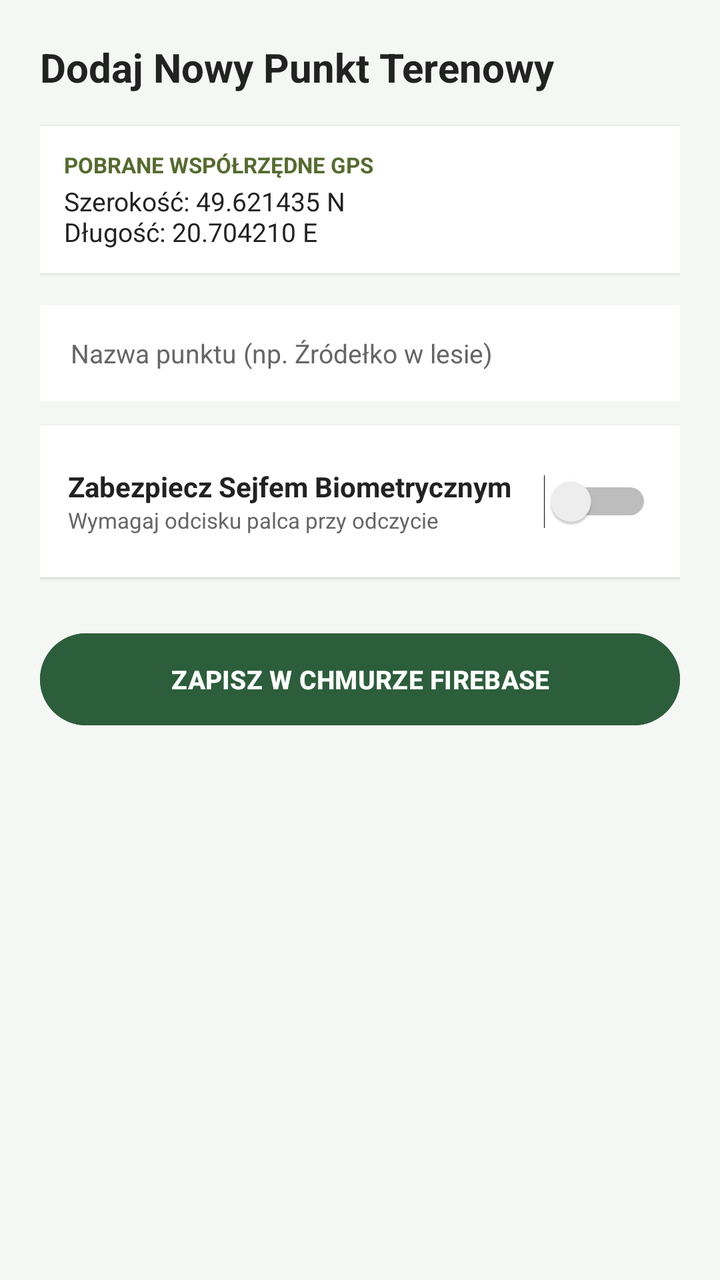
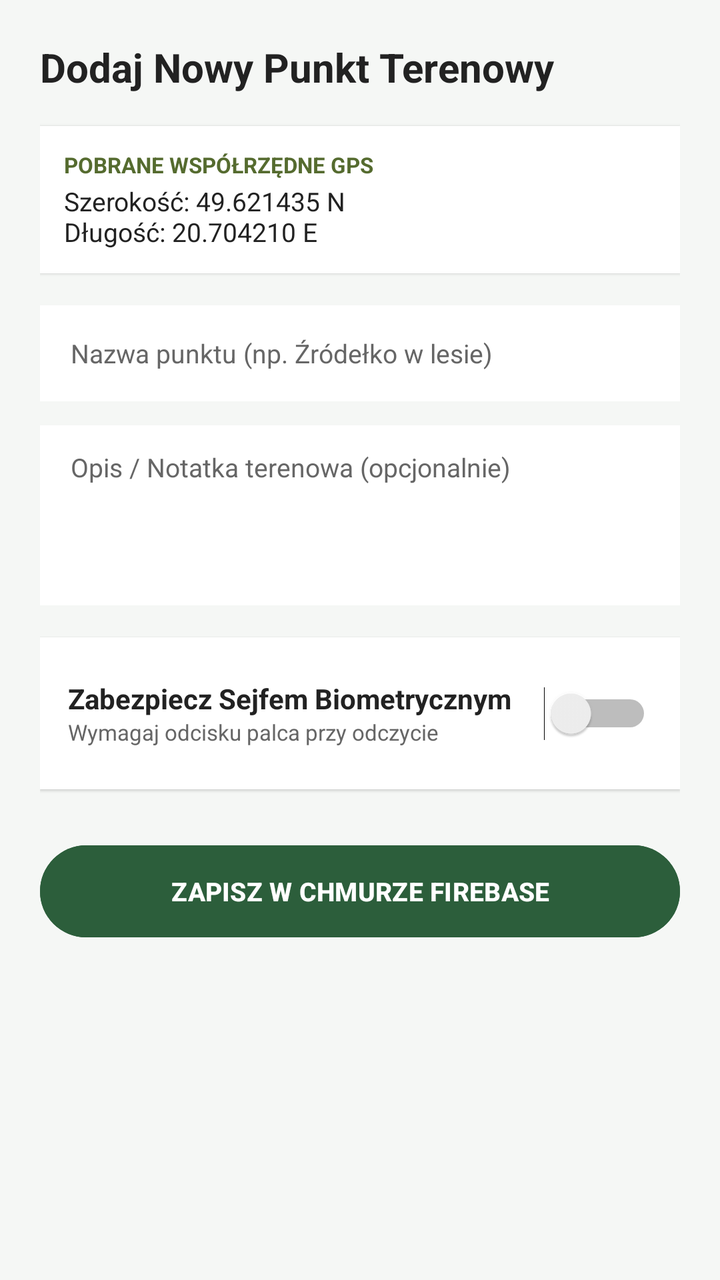

Before-and-after screenshots of an Android layout around one commit, followed by the original layout XML and the change that was made.
<!-- AndroidManifest.xml: application theme Theme.SafeReturn -->
<!-- res/layout/fragment_add_point.xml -->
<?xml version="1.0" encoding="utf-8"?>
<LinearLayout xmlns:android="http://schemas.android.com/apk/res/android"
    android:layout_width="match_parent"
    android:layout_height="match_parent"
    android:background="@color/bg_light"
    android:orientation="vertical"
    android:padding="20dp">

    <TextView
        android:layout_width="wrap_content"
        android:layout_height="wrap_content"
        android:layout_marginBottom="16dp"
        android:text="Dodaj Nowy Punkt Terenowy"
        android:textColor="@color/text_main"
        android:textSize="20sp"
        android:textStyle="bold" />

    
    <LinearLayout
        android:layout_width="match_parent"
        android:layout_height="wrap_content"
        android:layout_marginBottom="16dp"
        android:background="@color/card_bg"
        android:elevation="1dp"
        android:orientation="vertical"
        android:padding="12dp">

        <TextView
            android:layout_width="wrap_content"
            android:layout_height="wrap_content"
            android:text="POBRANE WSPÓŁRZĘDNE GPS"
            android:textColor="@color/forest_accent"
            android:textSize="11sp"
            android:textStyle="bold" />

        <TextView
            android:layout_width="wrap_content"
            android:layout_height="wrap_content"
            android:layout_marginTop="2dp"
            android:text="Szerokość: 49.621435 N\nDługość: 20.704210 E"
            android:textColor="@color/text_main"
            android:textSize="13sp" />
    </LinearLayout>

    
    <EditText
        android:id="@+id/etPointName"
        android:layout_width="match_parent"
        android:layout_height="48dp"
        android:layout_marginBottom="12dp"
        android:background="@color/card_bg"
        android:hint=" Nazwa punktu (np. Źródełko w lesie)"
        android:paddingHorizontal="12dp"
        android:textColor="@color/text_main"
        android:textColorHint="#666666"
        android:textSize="13sp" />



    
    <LinearLayout
        android:layout_width="match_parent"
        android:layout_height="wrap_content"
        android:layout_marginBottom="24dp"
        android:background="@color/card_bg"
        android:elevation="1dp"
        android:gravity="center_vertical"
        android:orientation="horizontal"
        android:padding="14dp">

        <LinearLayout
            android:layout_width="0dp"
            android:layout_height="wrap_content"
            android:layout_weight="1"
            android:orientation="vertical">

            <TextView
                android:layout_width="wrap_content"
                android:layout_height="wrap_content"
                android:text="Zabezpiecz Sejfem Biometrycznym"
                android:textColor="@color/text_main"
                android:textSize="14sp"
                android:textStyle="bold" />

            <TextView
                android:layout_width="wrap_content"
                android:layout_height="wrap_content"
                android:text="Wymagaj odcisku palca przy odczycie"
                android:textColor="@color/text_muted"
                android:textSize="11sp" />
        </LinearLayout>

        <Switch
            android:id="@+id/switchPrivate"
            android:layout_width="wrap_content"
            android:layout_height="wrap_content"
            android:minWidth="48dp"
            android:minHeight="48dp"/>
    </LinearLayout>

    
    <Button
        android:id="@+id/btnSavePoint"
        android:layout_width="match_parent"
        android:layout_height="54dp"
        android:backgroundTint="@color/forest_primary"
        android:text="ZAPISZ W CHMURZE FIREBASE"
        android:textColor="@android:color/white"
        android:textSize="13sp"
        android:textStyle="bold" />

</LinearLayout>
<!-- resources referenced by this layout -->
<resources>
  <color name="bg_light">#F5F7F5</color>
  <color name="card_bg">#FFFFFF</color>
  <color name="forest_accent">#556B2F</color>
  <color name="forest_primary">#2C5E3B</color>
  <color name="text_main">#222222</color>
  <color name="text_muted">#666666</color>
  <style name="Theme.SafeReturn" parent="Base.Theme.SafeReturn" />
  <style name="Base.Theme.SafeReturn" parent="Theme.Material3.DayNight.NoActionBar">
          
          
      </style>
</resources>

<!-- the commit's change to res/layout/fragment_add_point.xml (unified diff, before → after) -->
@@ -55,7 +55,18 @@
         android:textColorHint="#666666"
         android:textSize="13sp" />
 
-
+    <EditText
+        android:id="@+id/etPointDesc"
+        android:layout_width="match_parent"
+        android:layout_height="90dp"
+        android:layout_marginBottom="16dp"
+        android:background="@color/card_bg"
+        android:gravity="top|start"
+        android:hint=" Opis / Notatka terenowa (opcjonalnie)"
+        android:padding="12dp"
+        android:textColor="@color/text_main"
+        android:textColorHint="#666666"
+        android:textSize="13sp" />
 
     
     <LinearLayout
